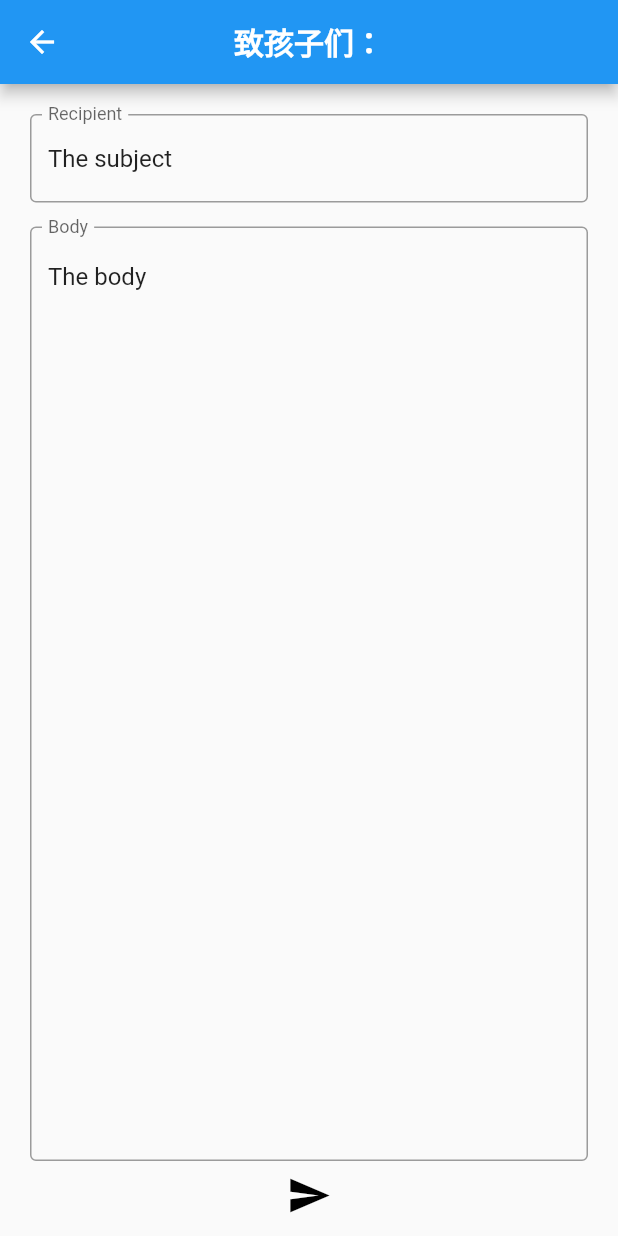
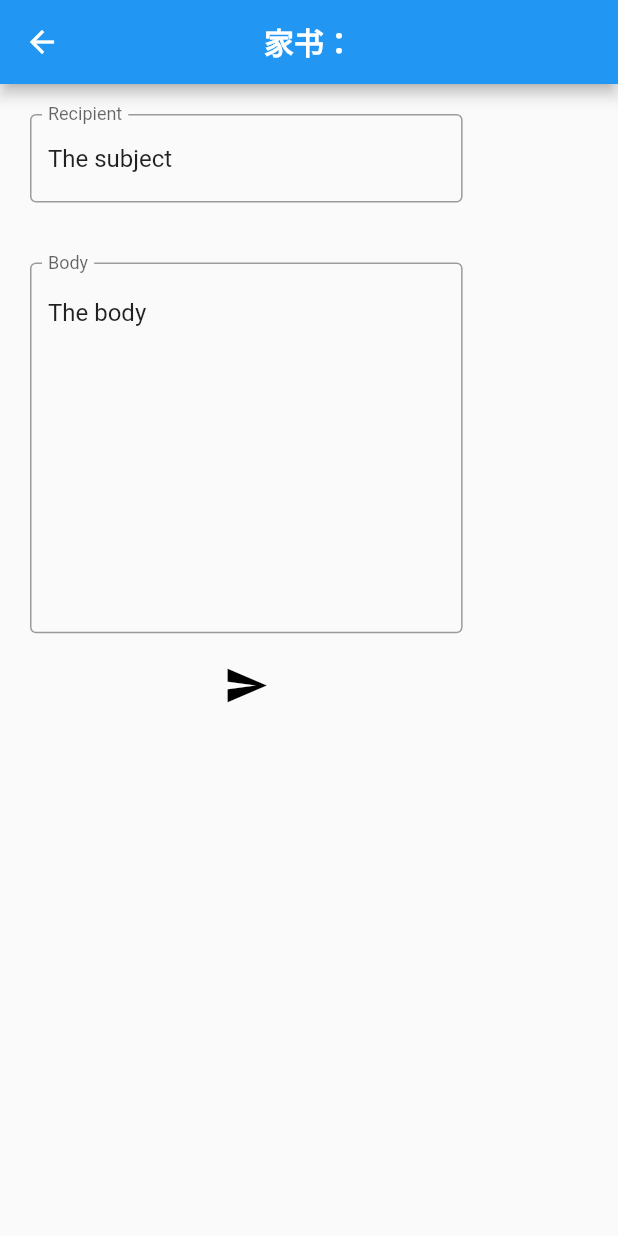
Before and after one commit to RichardeJiang/from_android, a Flutter app: the Mail screen opened directly, on a phone screen of 412 x 824 dp. Run offline on Flutter 3.47's test engine with Material 2 defaults, Android fonts, the light colour scheme and no system bars; our stand-ins replace font_awesome_flutter; Roboto replaces fonts that are missing (SF Pro Display).

Commit message:
Changed app package identifier; fixed mail view render overflow

```diff
--- a/lib/home_page.dart
+++ b/lib/home_page.dart
@@ -5,9 +5,6 @@ import 'package:from_android/scrollable_exhibition_bottom_sheet.dart';
 import 'package:from_android/sliding_cards.dart';
 import 'package:from_android/tabs.dart';
 import 'package:flutter/material.dart';
-import 'package:timeline_tile/timeline_tile.dart';
-
-import 'chat_view.dart';
 import 'exhibition_bottom_sheet.dart';
 
 class HomePage extends StatelessWidget {
--- a/lib/mail_view.dart
+++ b/lib/mail_view.dart
@@ -25,20 +25,19 @@ class Mail extends StatelessWidget {
             return Scaffold(
               appBar: AppBar(
                 title: Text(
-                  '致孩子们：',
+                  '家书：',
                   style: TextStyle(color: Colors.white, fontWeight: FontWeight.bold),
                 ),
                 centerTitle: true,
               ),
-              body: Padding(
-                padding: EdgeInsets.all(12.0),
-                child: Column(
-                    mainAxisSize: MainAxisSize.max,
+              body: Column(
+                    //mainAxisSize: MainAxisSize.max,
                     // mainAxisAlignment: MainAxisAlignment.spaceBetween,
-                    crossAxisAlignment: CrossAxisAlignment.center,
+                    //crossAxisAlignment: CrossAxisAlignment.center,
                     children: <Widget>[
-                      Padding(
-                        padding: EdgeInsets.all(8.0),
+                      Container(
+                        width: MediaQuery.of(context).size.width * 0.7,
+                        margin: EdgeInsets.all(20),
                         child: TextField(
                           controller: TextEditingController(text: 'The subject'),
                           decoration: InputDecoration(
@@ -47,9 +46,10 @@ class Mail extends StatelessWidget {
                           ),
                         ),
                       ),
-                      Expanded(
-                        child: Padding(
-                          padding: EdgeInsets.all(8.0),
+                      Container(
+                        width: MediaQuery.of(context).size.width * 0.7,
+                        height: MediaQuery.of(context).size.height * 0.3,
+                        margin: EdgeInsets.all(20),
                         child: TextField(
                           controller: TextEditingController(text: 'The body'),
                           maxLines: null,
@@ -59,14 +59,13 @@ class Mail extends StatelessWidget {
                               labelText: 'Body', border: OutlineInputBorder()),
                         ),
                       ),
-                      ),
+
                       Icon(
                         Icons.send,
                         color: Colors.black,
                         size: 30,
                       )
                     ]
-                )
                 )
               );
           } else {
```
Also changed, not shown: 7 other files. Lines whose indentation alone changed are shown as unchanged.
